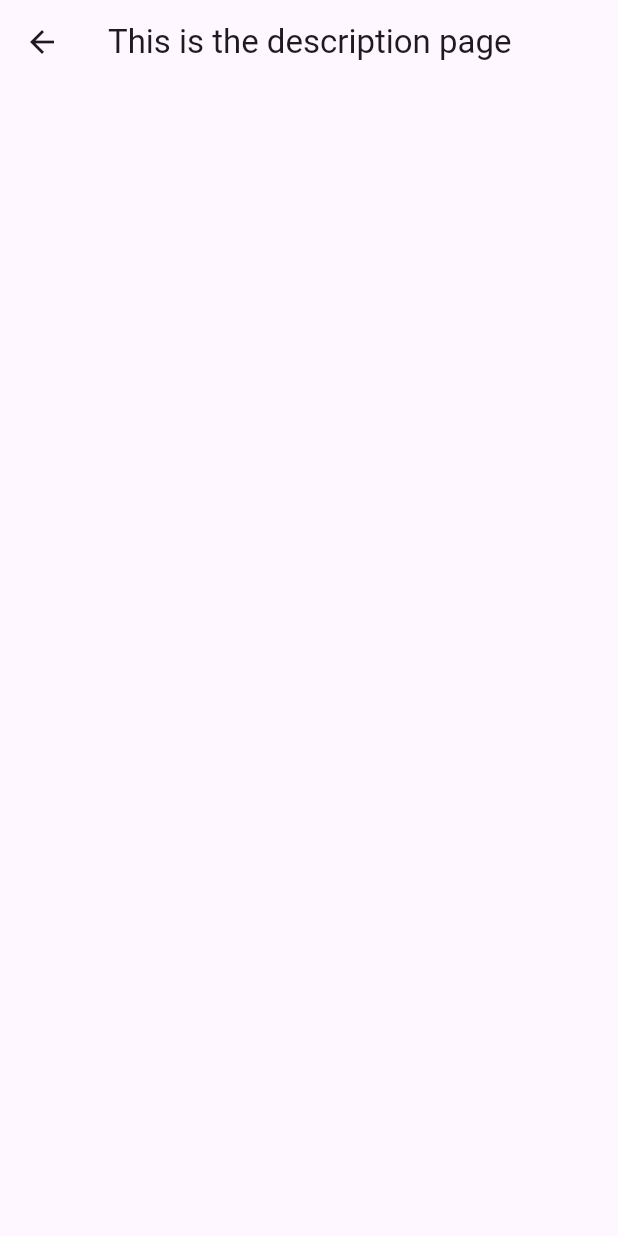
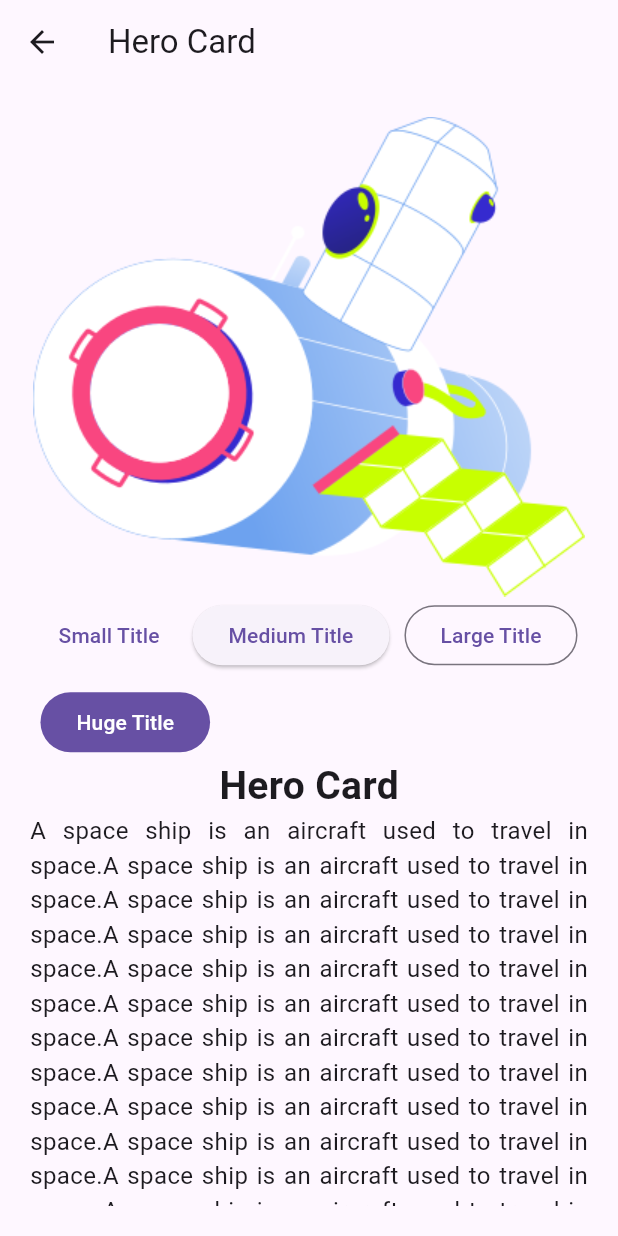
Before and after one commit to Dhirajkrp/flutter, a Flutter app: the screen it shows after launch, after a tap on "Hero Card", on a phone screen of 412 x 824 dp. Run offline on Flutter 3.47's test engine with Material 2 defaults, Android fonts, the phone set to English and light mode, and no system bars.

Commit message:
Working on the description page

```diff
--- a/first_app/lib/core/constants.dart
+++ b/first_app/lib/core/constants.dart
@@ -14,3 +14,7 @@ const TextStyle h5 = TextStyle(fontSize: 20, fontWeight: FontWeight.w600);
 const TextStyle h6 = TextStyle(fontSize: 18, fontWeight: FontWeight.w600);
 
 const TextStyle p = TextStyle(fontSize: 16);
+
+// some placeholder texts.
+
+const String demoDescription = "A space ship is an aircraft used to travel in space.A space ship is an aircraft used to travel in space.A space ship is an aircraft used to travel in space.A space ship is an aircraft used to travel in space.A space ship is an aircraft used to travel in space.A space ship is an aircraft used to travel in space.A space ship is an aircraft used to travel in space.A space ship is an aircraft used to travel in space.A space ship is an aircraft used to travel in space.A space ship is an aircraft used to travel in space.A space ship is an aircraft used to travel in space.A space ship is an aircraft used to travel in space.A space ship is an aircraft used to travel in space.A space ship is an aircraft used to travel in space.A space ship is an aircraft used to travel in space.A space ship is an aircraft used to travel in space.A space ship is an aircraft used to travel in space.A space ship is an aircraft used to travel in space.A space ship is an aircraft used to travel in space.";
--- a/first_app/lib/pages/description_page.dart
+++ b/first_app/lib/pages/description_page.dart
@@ -1,14 +1,71 @@
+import 'package:first_app/class/card_data.dart';
 import 'package:flutter/material.dart';
+import '../core/constants.dart';
 
-class DescriptionPage extends StatelessWidget {
-  const DescriptionPage({super.key});
+class DescriptionPage extends StatefulWidget {
+  const DescriptionPage(
+      {super.key, required this.data, required this.imagePath});
+  final String imagePath;
+  final CardData data;
 
   @override
+  State<DescriptionPage> createState() => _DescriptionPageState();
+}
+
+class _DescriptionPageState extends State<DescriptionPage> {
+  @override
   Widget build(BuildContext context) {
+    double fSize = 26.0;
     return Scaffold(
-      appBar: AppBar(
-        title: const Text("This is the description page"),
-      ),
-    );
+        appBar: AppBar(
+          title: Text(widget.data.title),
+        ),
+        body: Padding(
+          padding: const EdgeInsets.all(gap20),
+          child: SingleChildScrollView(
+            child: Column(
+              children: [
+                SizedBox(
+                  width: double.infinity,
+                  child: Image.asset(widget.imagePath),
+                ),
+                Wrap(spacing: gap10, runSpacing: gap10, children: [
+                  TextButton(
+                      onPressed: () {
+                        setState(() {
+                          fSize = 14.0;
+                        });
+                      },
+                      child: const Text("Small Title")),
+                  ElevatedButton(
+                      onPressed: () {
+                        fSize = 24.0;
+                      },
+                      child: const Text("Medium Title")),
+                  OutlinedButton(
+                      onPressed: () {
+                        fSize = 32.0;
+                      },
+                      child: const Text("Large Title")),
+                  FilledButton(
+                      onPressed: () {
+                        setState(() {
+                          fSize = 200.0;
+                        });
+                      },
+                      child: const Text("Huge Title")),
+                ]),
+                Text(widget.data.title,
+                    style: TextStyle(
+                        fontSize: fSize, fontWeight: FontWeight.bold)),
+                const Text(
+                  demoDescription,
+                  style: p,
+                  textAlign: TextAlign.justify,
+                )
+              ],
+            ),
+          ),
+        ));
   }
 }
--- a/first_app/lib/widgets/card_widget.dart
+++ b/first_app/lib/widgets/card_widget.dart
@@ -15,7 +15,7 @@ class CardWidget extends StatelessWidget {
       onTap: () {
         Navigator.push(context, MaterialPageRoute(
           builder: (context) {
-            return const DescriptionPage();
+            return DescriptionPage(data: data, imagePath: imagePath);
           },
         ));
       },
```
Also changed, not shown: 1 other file.
